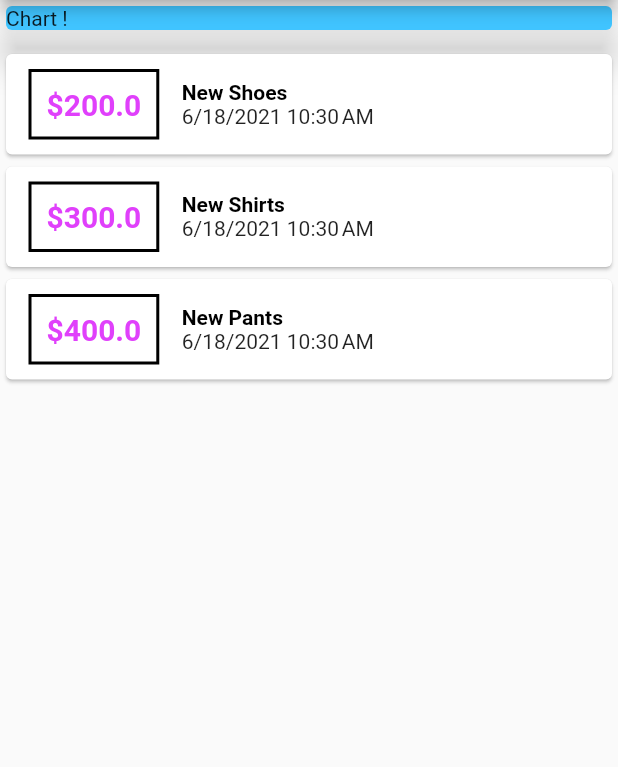
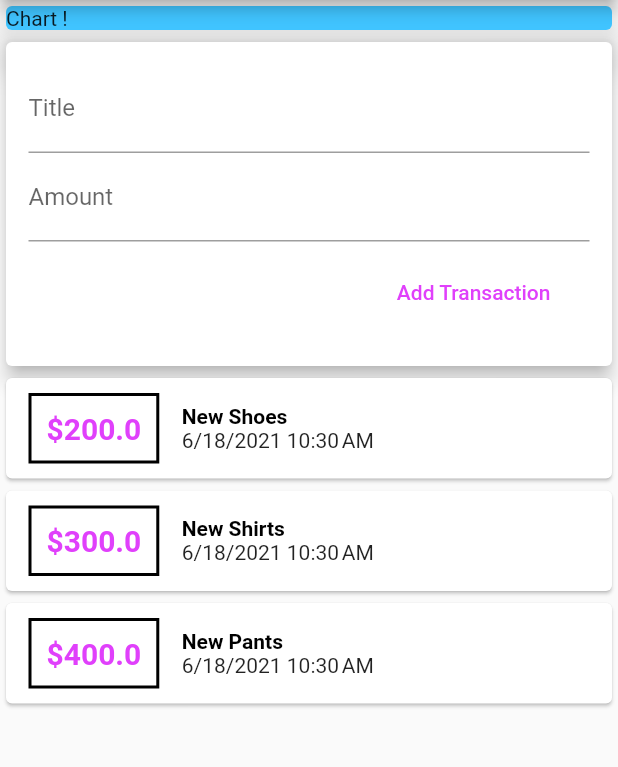
Before and after one commit to rahmanonik18/F_MPOPersonalExpense, a Flutter app: the screen it shows after launch, on a phone screen of 412 x 824 dp, the part 84-851 px from its top. Run offline on Flutter 3.47's test engine with Material 2 defaults, Android fonts, the phone set to English and light mode, and no system bars.

Commit message:
Flutter Personal Expenses

```diff
--- a/lib/main.dart
+++ b/lib/main.dart
@@ -7,6 +7,12 @@ import 'package:intl/intl.dart';
 main() {
   runApp(MyApp());
 }
+
+String titleInput;
+String amountInput;
+
+final titleController =  TextEditingController();
+final amountController = TextEditingController();
 
 class MyApp extends StatelessWidget {
   final List<Transaction> transactions =[
@@ -48,11 +54,42 @@ class MyApp extends StatelessWidget {
                 elevation: 10,
               ),
             ),
-            Card(child: Column(
-              children:<Widget> [
+            Card(
+              elevation: 5,
+              child: Container(
+                margin: EdgeInsets.all(10),
+                padding: EdgeInsets.all(5),
+                child: Column(
+                  crossAxisAlignment: CrossAxisAlignment.end,
+                children:<Widget> [
+                  TextField(
+                    decoration: InputDecoration(labelText: "Title"),
+                    controller: titleController,
+                    //onChanged: (val) {titleInput = val;},
+                  ),
+                  TextField(
+                    decoration: InputDecoration(labelText: "Amount"),
+                    controller: amountController,
+                    //onChanged: (val)=> amountInput = val,
+                  ),
 
-              ],
+                  // ignore: deprecated_member_use
+                  Container(
+                    margin: EdgeInsets.all(10),
+                    // ignore: deprecated_member_use
+                    child: FlatButton(
+                        onPressed: (){
+                          print(titleController.text);
+                          print(amountController.text);
+                        },
+                        child: Text("Add Transaction"),
+                        textColor: Colors.purpleAccent,
+                    ),
+                  )
+
+                ],
             ),
+              ),
             ),
             Column(children: transactions.map((tx) {
               return Card(
```
